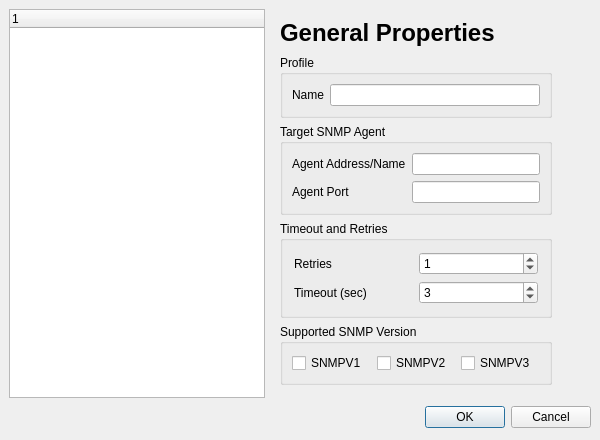
The window that app/agentprofile.ui (verrio/snmpb) describes before a commit, drawn with Qt 5.
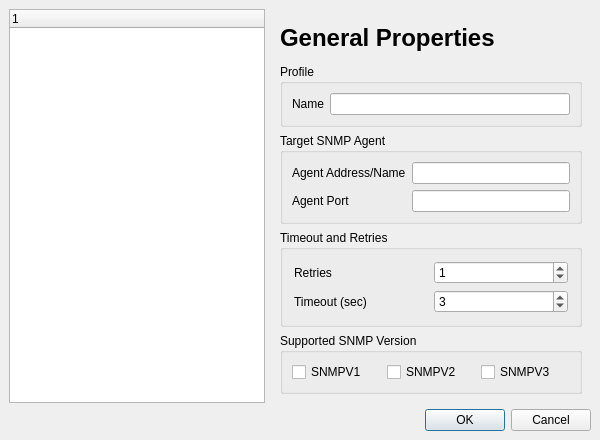
The same window after the commit. Icons and pictures are not drawn.

Diff of the .ui file:
```diff
--- a/app/agentprofile.ui
+++ b/app/agentprofile.ui
@@ -23,15 +23,37 @@
   <property name="windowIcon" >
    <iconset>images/snmpb.png</iconset>
   </property>
+  <layout class="QGridLayout" >
+   <property name="margin" >
+    <number>9</number>
+   </property>
+   <property name="spacing" >
+    <number>6</number>
+   </property>
+   <item row="1" column="0" colspan="2" >
+    <widget class="QDialogButtonBox" name="OKCancelBox" >
+     <property name="orientation" >
+      <enum>Qt::Horizontal</enum>
+     </property>
+     <property name="standardButtons" >
+      <set>QDialogButtonBox::Cancel|QDialogButtonBox::NoButton|QDialogButtonBox::Ok</set>
+     </property>
+    </widget>
+   </item>
+   <item row="0" column="0" >
+    <widget class="QTreeWidget" name="ProfileTree" >
+     <property name="sizePolicy" >
+      <sizepolicy>
+       <hsizetype>5</hsizetype>
+       <vsizetype>5</vsizetype>
+       <horstretch>0</horstretch>
+       <verstretch>0</verstretch>
+      </sizepolicy>
+     </property>
+    </widget>
+   </item>
+   <item row="0" column="1" >
   <widget class="QStackedWidget" name="ProfileProps" >
-   <property name="geometry" >
-    <rect>
-     <x>271</x>
-     <y>9</y>
-     <width>290</width>
-     <height>385</height>
-    </rect>
-   </property>
    <property name="currentIndex" >
     <number>0</number>
    </property>
@@ -562,40 +584,8 @@
     </layout>
    </widget>
   </widget>
-  <widget class="QDialogButtonBox" name="OKCancelBox" >
-   <property name="geometry" >
-    <rect>
-     <x>9</x>
-     <y>404</y>
-     <width>582</width>
-     <height>27</height>
-    </rect>
-   </property>
-   <property name="orientation" >
-    <enum>Qt::Horizontal</enum>
-   </property>
-   <property name="standardButtons" >
-    <set>QDialogButtonBox::Cancel|QDialogButtonBox::NoButton|QDialogButtonBox::Ok</set>
-   </property>
-  </widget>
-  <widget class="QTreeWidget" name="ProfileTree" >
-   <property name="geometry" >
-    <rect>
-     <x>9</x>
-     <y>9</y>
-     <width>256</width>
-     <height>389</height>
-    </rect>
-   </property>
-   <property name="sizePolicy" >
-    <sizepolicy>
-     <hsizetype>5</hsizetype>
-     <vsizetype>5</vsizetype>
-     <horstretch>0</horstretch>
-     <verstretch>0</verstretch>
-    </sizepolicy>
-   </property>
-  </widget>
+   </item>
+  </layout>
  </widget>
  <resources/>
  <connections>
```
Lines whose indentation alone changed are shown as unchanged.
